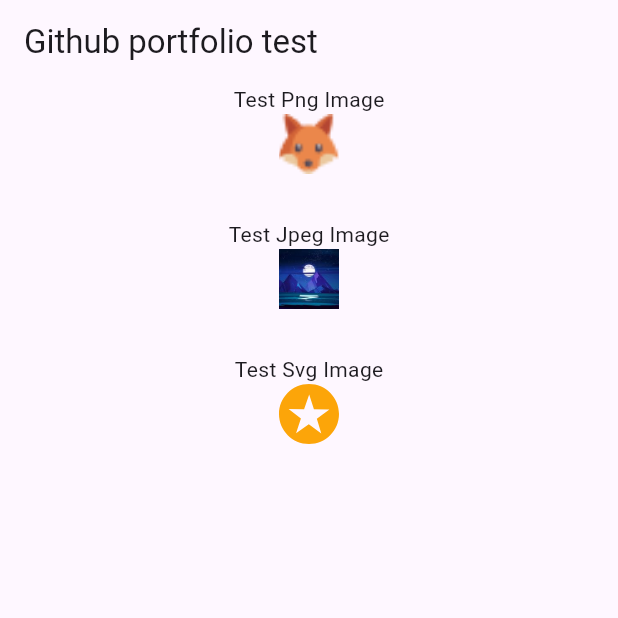
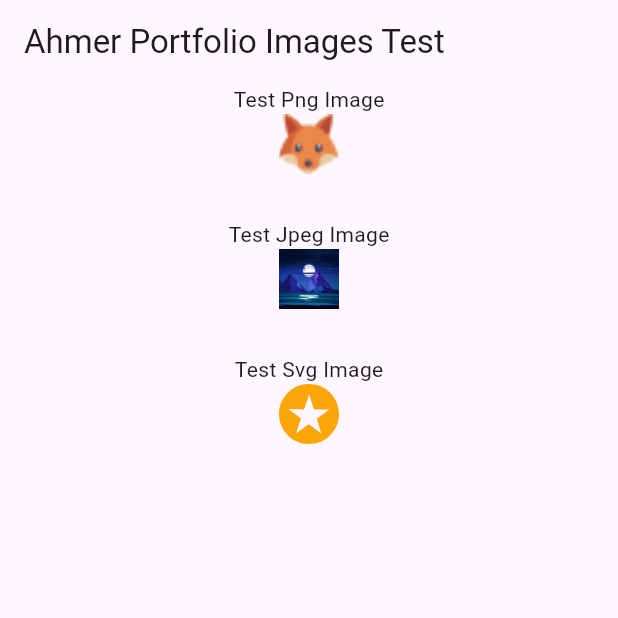
Before and after one commit to ahmerpluton/firebase, a Flutter app: the screen it shows after launch, on a phone screen of 412 x 824 dp, the top half of it. Run offline on Flutter 3.47's test engine with Material 3 defaults, Android fonts, the phone set to English and light mode, and no system bars; our stand-ins replace flutter_svg.

Commit message:
updated code

```diff
--- a/lib/main.dart
+++ b/lib/main.dart
@@ -9,7 +9,7 @@ class MyApp extends StatelessWidget {
   @override
   Widget build(BuildContext context) {
     return MaterialApp(
-      title: 'Github Portfolio Test sd',
+      title: 'Ahmer Khan',
       home: const MainScreen(),
     );
   }
@@ -24,7 +24,7 @@ class _MainScreenState extends State<MainScreen> {
   Widget build(BuildContext context) {
     return Scaffold(
       appBar: AppBar(
-        title: Text("Github portfolio test"),
+        title: Text("Ahmer Portfolio Images Test"),
       ),
       body: Center(
         child: Column(
```
Also changed, not shown: 1 other file.
